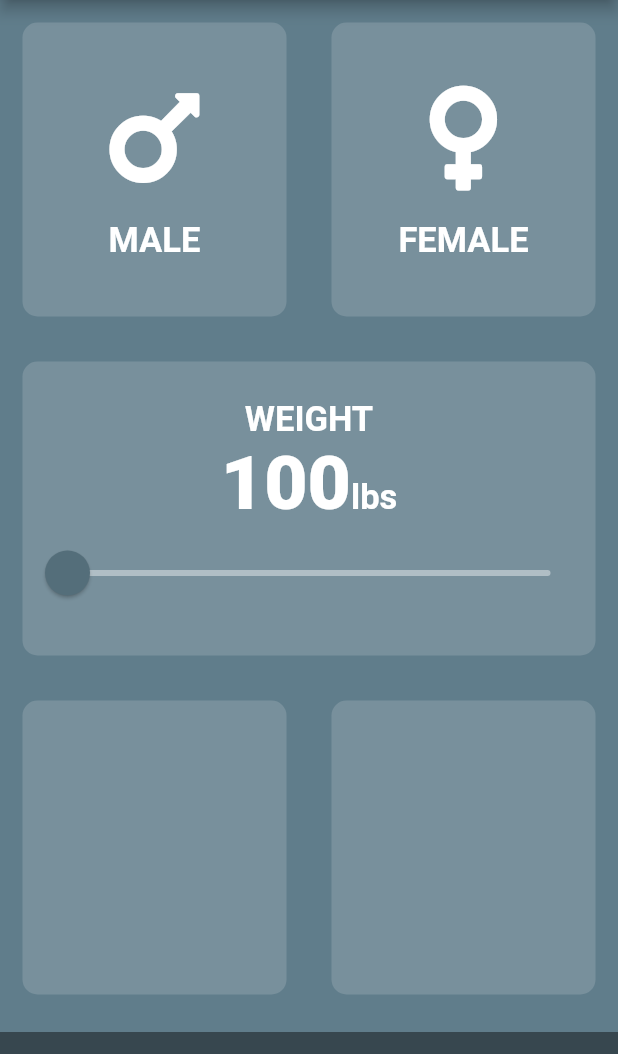
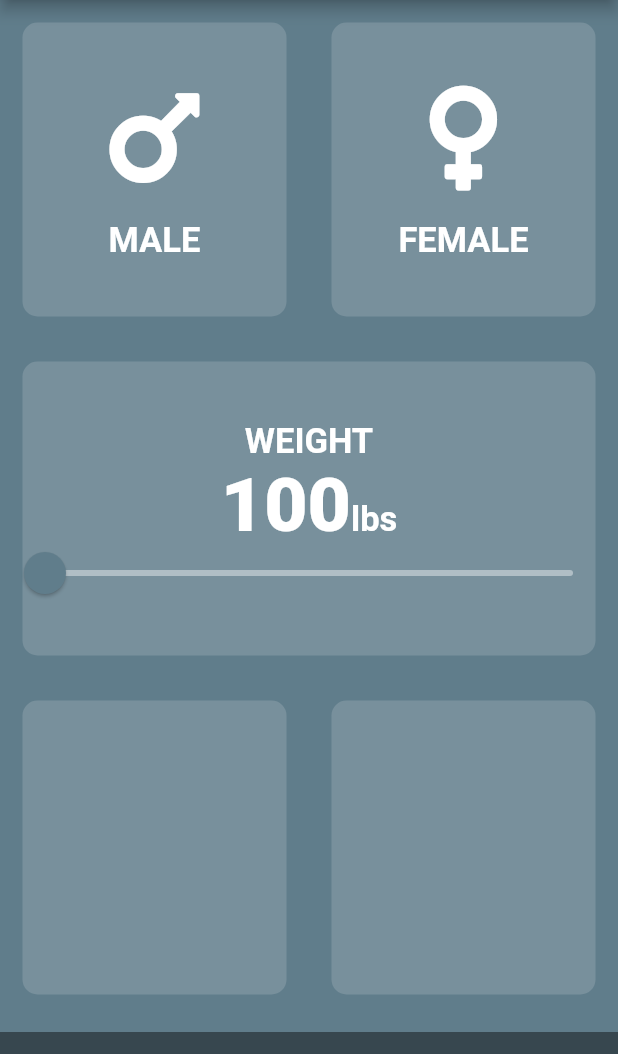
Before and after one commit to apphow/bmi_app, a Flutter app: the screen it shows after launch, on a phone screen of 412 x 824 dp, the part 84-1138 px from its top. Run offline on Flutter 3.47's test engine with Material 2 defaults, Android fonts, the light colour scheme and no system bars; our stand-ins replace font_awesome_flutter.

Commit message:
changed RoundSliderThumbShape radius to 14, and the overlayRadius to 15. Added overlay color and opacity

```diff
--- a/lib/input_page.dart
+++ b/lib/input_page.dart
@@ -102,16 +102,18 @@ class _InputPageState extends State<InputPage> {
                           ),
                           SliderTheme(
                             data: SliderTheme.of(context).copyWith(
-                                activeTrackColor: Colors.blueGrey[700],
+                                activeTrackColor: Colors.blueGrey[600],
+                                thumbColor: Colors.blueGrey[500],
+                                overlayColor:
+                                    Color.fromRGBO(250, 250, 250, .40),
                                 thumbShape: RoundSliderThumbShape(
-                                    enabledThumbRadius: 15.0),
+                                    enabledThumbRadius: 14.0),
                                 overlayShape: RoundSliderOverlayShape(
-                                    overlayRadius: 30.0)),
+                                    overlayRadius: 15.0)),
                             child: Slider(
                               value: weight.toDouble(),
                               min: 100.0,
                               max: 284.0,
-                              activeColor: Colors.blueGrey[600],
                               inactiveColor: Colors.blueGrey[200],
                               onChanged: (double newValue) {
                                 setState(() {
```
